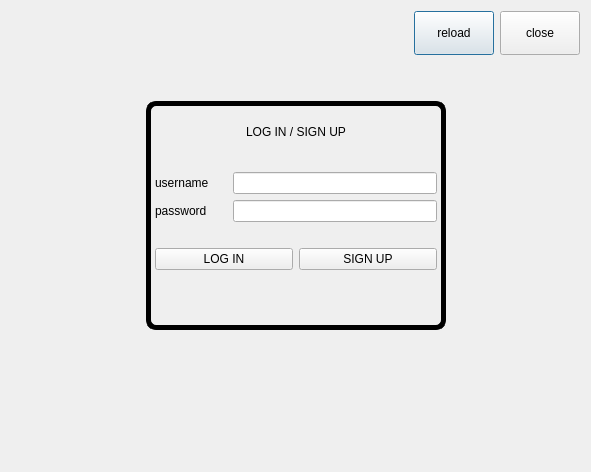
EotDc35F/project, file dialog.ui: the form before one commit.
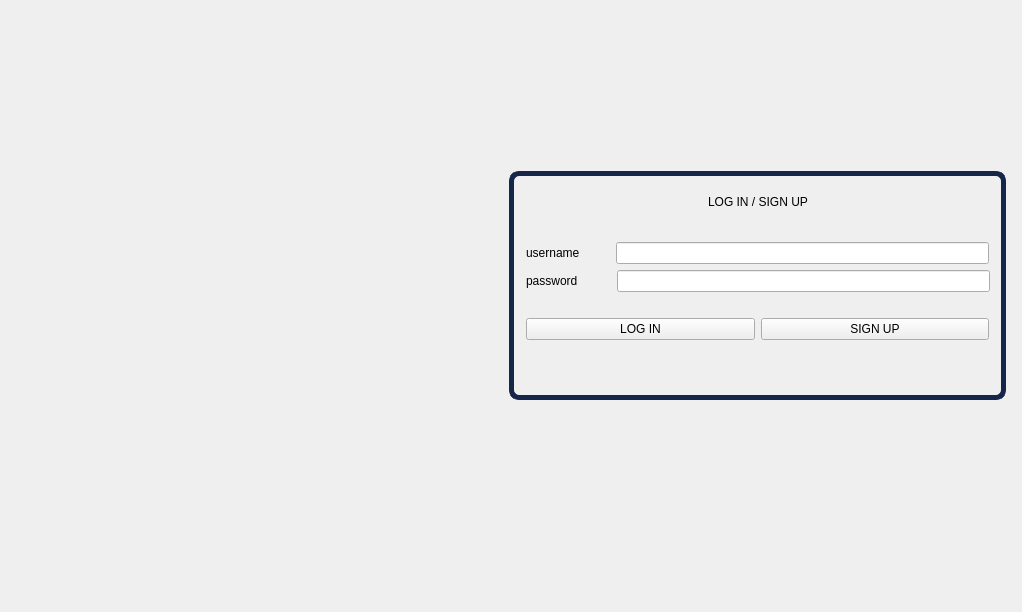
The form after the commit. Icons and pictures are not drawn.

Patch:
```diff
--- a/dialog.ui
+++ b/dialog.ui
@@ -6,8 +6,8 @@
    <rect>
     <x>0</x>
     <y>0</y>
-    <width>591</width>
-    <height>472</height>
+    <width>1022</width>
+    <height>612</height>
    </rect>
   </property>
   <property name="windowTitle">
@@ -16,7 +16,7 @@
   <property name="styleSheet">
    <string notr="true">#main
 {
-border:5px solid black;
+border:5px solid rgb(22, 38, 72);
 border-radius:10px;
 }
 #close:hover
@@ -31,7 +31,14 @@
 {
 background-color:rgb(67, 134, 0);
 }
-</string>
+#reload:hover
+{
+background-color:rgb(197, 206, 201);
+}
+#Dialog
+{
+background:url(:/image/Cinema-Wallpapers-High-Quality-Download-Free.jpg);
+}</string>
   </property>
   <layout class="QVBoxLayout" name="verticalLayout">
    <item>
@@ -57,8 +64,25 @@
          <height>44</height>
         </size>
        </property>
+       <property name="styleSheet">
+        <string notr="true">border:3px white;
+</string>
+       </property>
        <property name="text">
-        <string>reload</string>
+        <string/>
+       </property>
+       <property name="icon">
+        <iconset resource="icon.qrc">
+         <normaloff>:/reload/iconfinder_172536_reload_icon_512px.png</normaloff>:/reload/iconfinder_172536_reload_icon_512px.png</iconset>
+       </property>
+       <property name="iconSize">
+        <size>
+         <width>30</width>
+         <height>30</height>
+        </size>
+       </property>
+       <property name="autoDefault">
+        <bool>false</bool>
        </property>
       </widget>
      </item>
@@ -73,8 +97,24 @@
          <height>44</height>
         </size>
        </property>
+       <property name="styleSheet">
+        <string notr="true">border:3px white;</string>
+       </property>
        <property name="text">
-        <string>close</string>
+        <string/>
+       </property>
+       <property name="icon">
+        <iconset resource="icon.qrc">
+         <normaloff>:/close/iconfinder_3671740_close_icon_512px.png</normaloff>:/close/iconfinder_3671740_close_icon_512px.png</iconset>
+       </property>
+       <property name="iconSize">
+        <size>
+         <width>25</width>
+         <height>25</height>
+        </size>
+       </property>
+       <property name="autoDefault">
+        <bool>false</bool>
        </property>
       </widget>
      </item>
@@ -91,7 +131,7 @@
      <property name="sizeHint" stdset="0">
       <size>
        <width>20</width>
-       <height>40</height>
+       <height>110</height>
       </size>
      </property>
     </spacer>
@@ -153,6 +193,10 @@
            </item>
            <item>
             <widget class="QLabel" name="label_2">
+             <property name="styleSheet">
+              <string notr="true">
+font: 75 18pt &quot;MS Shell Dlg 2&quot;;</string>
+             </property>
              <property name="text">
               <string>LOG IN / SIGN UP</string>
              </property>
@@ -195,8 +239,28 @@
           <property name="topMargin">
            <number>0</number>
           </property>
+          <item>
+           <spacer name="horizontalSpacer_12">
+            <property name="orientation">
+             <enum>Qt::Horizontal</enum>
+            </property>
+            <property name="sizeType">
+             <enum>QSizePolicy::Fixed</enum>
+            </property>
+            <property name="sizeHint" stdset="0">
+             <size>
+              <width>8</width>
+              <height>8</height>
+             </size>
+            </property>
+           </spacer>
+          </item>
           <item>
            <widget class="QLabel" name="label_3">
+            <property name="styleSheet">
+             <string notr="true">
+font: 75 12pt &quot;MS Shell Dlg 2&quot;;</string>
+            </property>
             <property name="text">
              <string>username</string>
             </property>
@@ -212,7 +276,7 @@
             </property>
             <property name="sizeHint" stdset="0">
              <size>
-              <width>18</width>
+              <width>30</width>
               <height>20</height>
              </size>
             </property>
@@ -221,6 +285,22 @@
           <item>
            <widget class="QLineEdit" name="username"/>
           </item>
+          <item>
+           <spacer name="horizontalSpacer_10">
+            <property name="orientation">
+             <enum>Qt::Horizontal</enum>
+            </property>
+            <property name="sizeType">
+             <enum>QSizePolicy::Fixed</enum>
+            </property>
+            <property name="sizeHint" stdset="0">
+             <size>
+              <width>8</width>
+              <height>8</height>
+             </size>
+            </property>
+           </spacer>
+          </item>
          </layout>
         </item>
         <item>
@@ -228,8 +308,27 @@
           <property name="topMargin">
            <number>0</number>
           </property>
+          <item>
+           <spacer name="horizontalSpacer_13">
+            <property name="orientation">
+             <enum>Qt::Horizontal</enum>
+            </property>
+            <property name="sizeType">
+             <enum>QSizePolicy::Fixed</enum>
+            </property>
+            <property name="sizeHint" stdset="0">
+             <size>
+              <width>8</width>
+              <height>8</height>
+             </size>
+            </property>
+           </spacer>
+          </item>
           <item>
            <widget class="QLabel" name="label_4">
+            <property name="styleSheet">
+             <string notr="true">font: 75 12pt &quot;MS Shell Dlg 2&quot;;</string>
+            </property>
             <property name="text">
              <string>password</string>
             </property>
@@ -245,7 +344,7 @@
             </property>
             <property name="sizeHint" stdset="0">
              <size>
-              <width>20</width>
+              <width>33</width>
               <height>20</height>
              </size>
             </property>
@@ -258,6 +357,22 @@
             </property>
            </widget>
           </item>
+          <item>
+           <spacer name="horizontalSpacer_11">
+            <property name="orientation">
+             <enum>Qt::Horizontal</enum>
+            </property>
+            <property name="sizeType">
+             <enum>QSizePolicy::Fixed</enum>
+            </property>
+            <property name="sizeHint" stdset="0">
+             <size>
+              <width>7</width>
+              <height>7</height>
+             </size>
+            </property>
+           </spacer>
+          </item>
          </layout>
         </item>
         <item>
@@ -281,20 +396,64 @@
           <property name="topMargin">
            <number>0</number>
           </property>
+          <item>
+           <spacer name="horizontalSpacer_8">
+            <property name="orientation">
+             <enum>Qt::Horizontal</enum>
+            </property>
+            <property name="sizeType">
+             <enum>QSizePolicy::Fixed</enum>
+            </property>
+            <property name="sizeHint" stdset="0">
+             <size>
+              <width>8</width>
+              <height>8</height>
+             </size>
+            </property>
+           </spacer>
+          </item>
           <item>
            <widget class="QPushButton" name="login">
+            <property name="styleSheet">
+             <string notr="true">font: 75 10pt &quot;MS Shell Dlg 2&quot;;</string>
+            </property>
             <property name="text">
              <string>LOG IN</string>
             </property>
+            <property name="autoDefault">
+             <bool>false</bool>
+            </property>
            </widget>
           </item>
           <item>
            <widget class="QPushButton" name="signup">
+            <property name="styleSheet">
+             <string notr="true">font: 75 10pt &quot;MS Shell Dlg 2&quot;;</string>
+            </property>
             <property name="text">
              <string>SIGN UP</string>
             </property>
+            <property name="autoDefault">
+             <bool>false</bool>
+            </property>
            </widget>
           </item>
+          <item>
+           <spacer name="horizontalSpacer_9">
+            <property name="orientation">
+             <enum>Qt::Horizontal</enum>
+            </property>
+            <property name="sizeType">
+             <enum>QSizePolicy::Fixed</enum>
+            </property>
+            <property name="sizeHint" stdset="0">
+             <size>
+              <width>8</width>
+              <height>8</height>
+             </size>
+            </property>
+           </spacer>
+          </item>
          </layout>
         </item>
         <item>
@@ -318,10 +477,13 @@
        <property name="orientation">
         <enum>Qt::Horizontal</enum>
        </property>
+       <property name="sizeType">
+        <enum>QSizePolicy::Fixed</enum>
+       </property>
        <property name="sizeHint" stdset="0">
         <size>
-         <width>40</width>
-         <height>20</height>
+         <width>5</width>
+         <height>5</height>
         </size>
        </property>
       </spacer>
```
Left out of the diff: 10 changed lines with no effect on the pictures.
